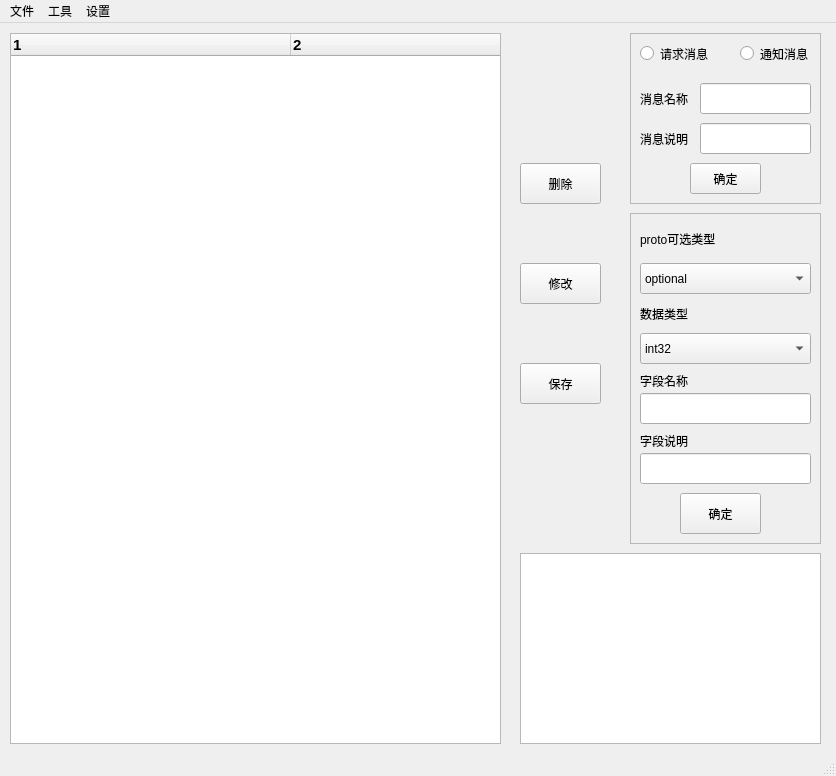
This is Designer/tool.ui in Addision/ProtoTool as Qt 5 draws it before an edit. The edited form follows.
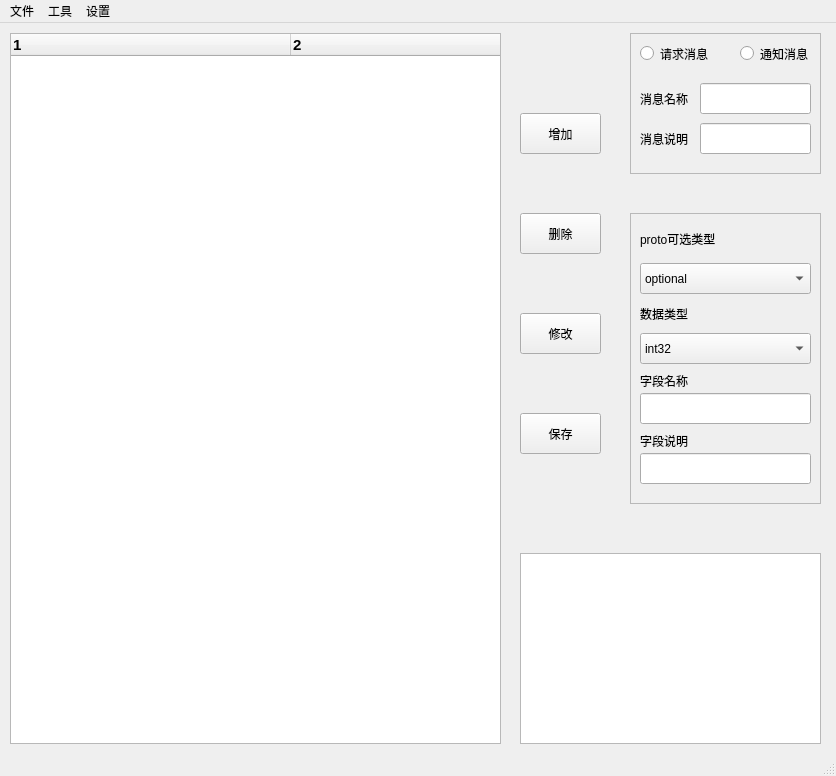
This is the edited form.

What changed in the file:
```diff
--- a/Designer/tool.ui
+++ b/Designer/tool.ui
@@ -88,7 +88,7 @@
       <x>630</x>
       <y>10</y>
       <width>191</width>
-      <height>171</height>
+      <height>141</height>
      </rect>
     </property>
     <property name="autoFillBackground">
@@ -181,25 +181,12 @@
       </rect>
      </property>
     </widget>
-    <widget class="QPushButton" name="BtnMsgAdd">
-     <property name="geometry">
-      <rect>
-       <x>60</x>
-       <y>130</y>
-       <width>71</width>
-       <height>31</height>
-      </rect>
-     </property>
-     <property name="text">
-      <string>确定</string>
-     </property>
-    </widget>
    </widget>
    <widget class="QPushButton" name="BtnDel">
     <property name="geometry">
      <rect>
       <x>520</x>
-      <y>140</y>
+      <y>190</y>
       <width>81</width>
       <height>41</height>
      </rect>
@@ -212,7 +199,7 @@
     <property name="geometry">
      <rect>
       <x>520</x>
-      <y>240</y>
+      <y>290</y>
       <width>81</width>
       <height>41</height>
      </rect>
@@ -225,7 +212,7 @@
     <property name="geometry">
      <rect>
       <x>520</x>
-      <y>340</y>
+      <y>390</y>
       <width>81</width>
       <height>41</height>
      </rect>
@@ -250,7 +237,7 @@
       <x>630</x>
       <y>190</y>
       <width>191</width>
-      <height>331</height>
+      <height>291</height>
      </rect>
     </property>
     <property name="autoFillBackground">
@@ -352,19 +339,6 @@
       <string>字段名称</string>
      </property>
     </widget>
-    <widget class="QPushButton" name="BtnFieldAdd">
-     <property name="geometry">
-      <rect>
-       <x>50</x>
-       <y>280</y>
-       <width>81</width>
-       <height>41</height>
-      </rect>
-     </property>
-     <property name="text">
-      <string>确定</string>
-     </property>
-    </widget>
     <widget class="QLabel" name="label_2">
      <property name="geometry">
       <rect>
@@ -437,6 +411,19 @@
      </property>
     </widget>
    </widget>
+   <widget class="QPushButton" name="BtnAdd">
+    <property name="geometry">
+     <rect>
+      <x>520</x>
+      <y>90</y>
+      <width>81</width>
+      <height>41</height>
+     </rect>
+    </property>
+    <property name="text">
+     <string>增加</string>
+    </property>
+   </widget>
   </widget>
   <widget class="QMenuBar" name="menubar">
    <property name="geometry">
```
